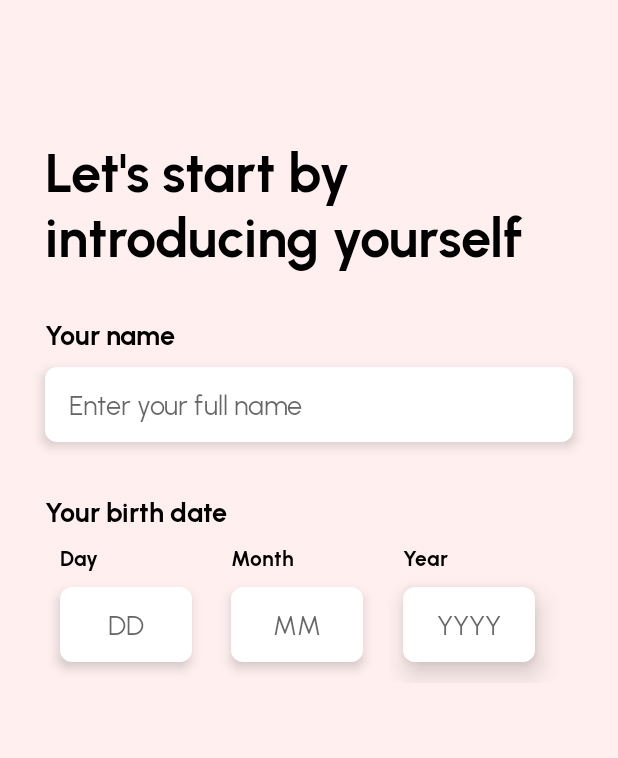
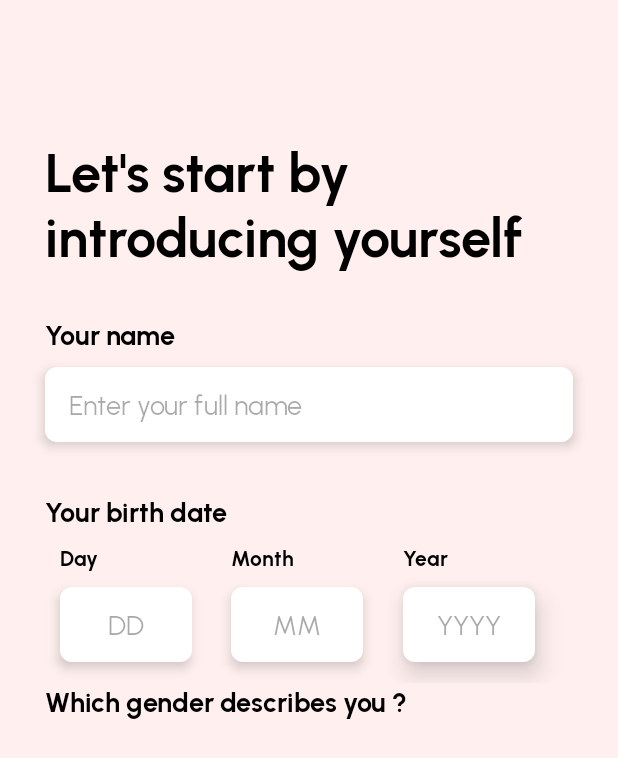
Before and after one commit to Laevateinn17/Verky, an Android app built with Jetpack Compose: the RegisterActivity screen opened directly, with no data from a screen before it, on a phone screen of 412 x 824 dp. Shown: the top 758 px of the screen. Run offline under Robolectric (Android 15) with nearby library versions, the phone set to English and light mode, and no system bars.

Commit message:
stored strings to strings.xml

```diff
--- a/app/src/main/res/layout/activity_login.xml
+++ b/app/src/main/res/layout/activity_login.xml
@@ -51,7 +51,7 @@
                 android:background="@drawable/custom_input"
                 android:paddingHorizontal="16dp"
                 android:inputType="textEmailAddress"
-                android:hint="Email"
+                android:hint="@string/email_input_hint"
                 android:elevation="5dp"
                 android:layout_marginHorizontal="32dp"
                 android:layout_marginVertical="16dp"
@@ -64,7 +64,7 @@
                 android:background="@drawable/custom_input"
                 android:paddingHorizontal="16dp"
                 android:inputType="textPassword"
-                android:hint="Password"
+                android:hint="@string/password_input_hint"
                 android:elevation="5dp"
                 android:layout_marginHorizontal="32dp"
                 android:layout_marginVertical="16dp"
@@ -75,7 +75,7 @@
             android:id="@+id/loginButton"
             android:layout_width="match_parent"
             android:layout_height="50dp"
-            android:text="Login"
+            android:text="@string/login_button"
             android:layout_marginHorizontal="32dp"
             android:background="@drawable/custom_button"
             android:textAllCaps="false"
@@ -96,7 +96,7 @@
             <TextView
                 android:layout_width="wrap_content"
                 android:layout_height="wrap_content"
-                android:text="Don't have an account?"
+                android:text="@string/register_message"
                 android:fontFamily="@font/urbanist_medium"
                 android:textSize="16sp"
                 android:textColor="@color/black"
@@ -107,7 +107,7 @@
                 android:layout_height="wrap_content"
                 android:fontFamily="@font/urbanist_bold"
                 android:textColor="@color/primary"
-                android:text="Register here"
+                android:text="@string/register_link"
                 android:textSize="16sp"
                 android:layout_marginStart="4sp"
                 />
--- a/app/src/main/res/layout/activity_register.xml
+++ b/app/src/main/res/layout/activity_register.xml
@@ -17,7 +17,7 @@
         app:layout_constraintTop_toTopOf="parent"
         android:layout_marginTop="90dp"
         android:layout_marginHorizontal="30dp"
-        android:text="Let's start by introducing yourself"
+        android:text="@string/register_page_start_message"
         android:textSize="36sp"
         android:fontFamily="@font/urbanist_bold"
         android:textColor="@color/black"
@@ -40,7 +40,7 @@
         <TextView
             android:layout_width="wrap_content"
             android:layout_height="wrap_content"
-            android:text="Your name"
+            android:text="@string/name_input_label"
             android:textSize="18sp"
             android:fontFamily="@font/urbanist_bold"
             android:layout_marginBottom="10dp"
@@ -55,7 +55,7 @@
             android:layout_marginHorizontal="30dp"
             android:layout_marginBottom="14dp"
             android:paddingHorizontal="16dp"
-            android:hint="Enter your full name"
+            android:hint="@string/full_name_input_hint"
             />
         </LinearLayout>
         <LinearLayout
@@ -67,7 +67,7 @@
             <TextView
                 android:layout_width="wrap_content"
                 android:layout_height="wrap_content"
-                android:text="Your birth date"
+                android:text="@string/birth_input_label"
                 android:textSize="18sp"
                 android:fontFamily="@font/urbanist_bold"
                 android:layout_marginBottom="10dp"
@@ -89,7 +89,7 @@
                    <TextView
                        android:layout_width="wrap_content"
                        android:layout_height="wrap_content"
-                       android:text="Day"
+                       android:text="@string/day_input_label"
                        android:textSize="14sp"
                        android:fontFamily="@font/urbanist_bold"
                        android:layout_marginBottom="10dp"
@@ -118,7 +118,7 @@
                    <TextView
                        android:layout_width="wrap_content"
                        android:layout_height="wrap_content"
-                       android:text="Month"
+                       android:text="@string/month_input_label"
                        android:textSize="14sp"
                        android:fontFamily="@font/urbanist_bold"
                        android:layout_marginBottom="10dp"
@@ -147,7 +147,7 @@
                    <TextView
                        android:layout_width="wrap_content"
                        android:layout_height="wrap_content"
-                       android:text="Year"
+                       android:text="@string/year_input_label"
                        android:textSize="14sp"
                        android:fontFamily="@font/urbanist_bold"
                        android:layout_marginBottom="10dp"
@@ -167,6 +167,22 @@
                        />
                </LinearLayout>
            </LinearLayout>
+            <LinearLayout
+                android:layout_width="wrap_content"
+                android:layout_height="wrap_content"
+                android:layout_weight="1.5"
+                android:orientation="vertical"
+                >
+                <TextView
+                    android:layout_width="wrap_content"
+                    android:layout_height="wrap_content"
+                    android:text="@string/gender_input_label"
+                    android:textSize="18sp"
+                    android:fontFamily="@font/urbanist_bold"
+                    android:layout_marginBottom="10dp"
+                    android:layout_marginHorizontal="30dp"
+                    />
+            </LinearLayout>
         </LinearLayout>
     </LinearLayout>
 
--- a/app/src/main/res/values-night/themes.xml
+++ b/app/src/main/res/values-night/themes.xml
@@ -1,6 +1,8 @@
 <resources xmlns:tools="http://schemas.android.com/tools">
     <!-- Base application theme. -->
     <style name="Theme.Verky" parent="Theme.MaterialComponents.DayNight.NoActionBar">
+        <item name="android:fontFamily">@font/urbanist_regular</item>
+        <item name="android:textColor">@color/black</item>
         <!-- Primary brand color. -->
         <item name="colorPrimary">@color/purple_200</item>
         <item name="colorPrimaryVariant">@color/purple_700</item>
--- a/app/src/main/res/values/strings.xml
+++ b/app/src/main/res/values/strings.xml
@@ -1,4 +1,18 @@
 <resources>
     <string name="app_name">Verky</string>
     <string name="login_page_welcome_message">Welcome back!</string>
+    <string name="register_page_start_message">Let\'s start by introducing yourself</string>
+    <string name="email_input_hint">Email</string>
+    <string name="password_input_hint">Password</string>
+    <string name="login_button">Login</string>
+    <string name="register_message">Don\'t have an account?</string>
+    <string name="register_link">Register here</string>
+    <string name="name_input_label">Your name</string>
+    <string name="full_name_input_hint">Enter your full name</string>
+    <string name="birth_input_label">Your birth date</string>
+    <string name="day_input_label">Day</string>
+    <string name="month_input_label">Month</string>
+    <string name="year_input_label">Year</string>
+    <string name="gender_input_label">Which gender describes you ?</string>
+
 </resources>
--- a/app/src/main/res/values/themes.xml
+++ b/app/src/main/res/values/themes.xml
@@ -1,6 +1,6 @@
 <resources xmlns:tools="http://schemas.android.com/tools">
     <!-- Base application theme. -->
-    <style name="Theme.Verky" parent="Theme.AppCompat.Light.NoActionBar">
+    <style name="Theme.Verky" parent="Theme.Material3.DayNight.NoActionBar">
         <!-- Primary brand color. -->
         <item name="android:fontFamily">@font/urbanist_regular</item>
         <item name="android:textColor">@color/black</item>
```
Also changed, not shown: app/src/main/java/edu/bluejack23_2/verky/ui/view/auth/LoginActivity.kt (+5 -2 lines).
